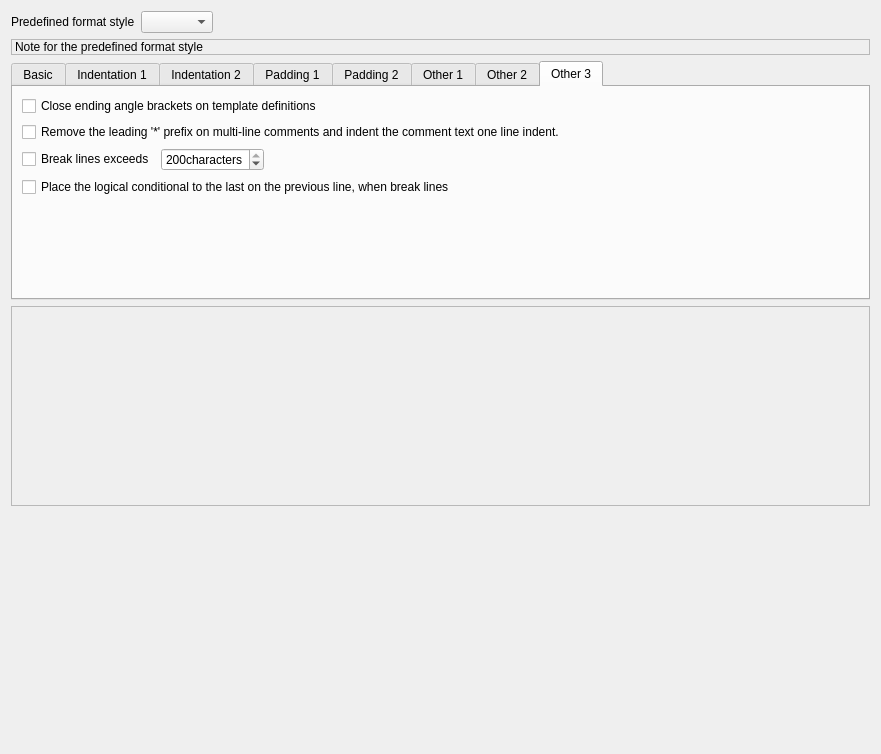
The window that RedPandaIDE/settingsdialog/formattergeneralwidget.ui (royqh1979/RedPanda-CPP) describes before a commit, drawn with Qt 5.
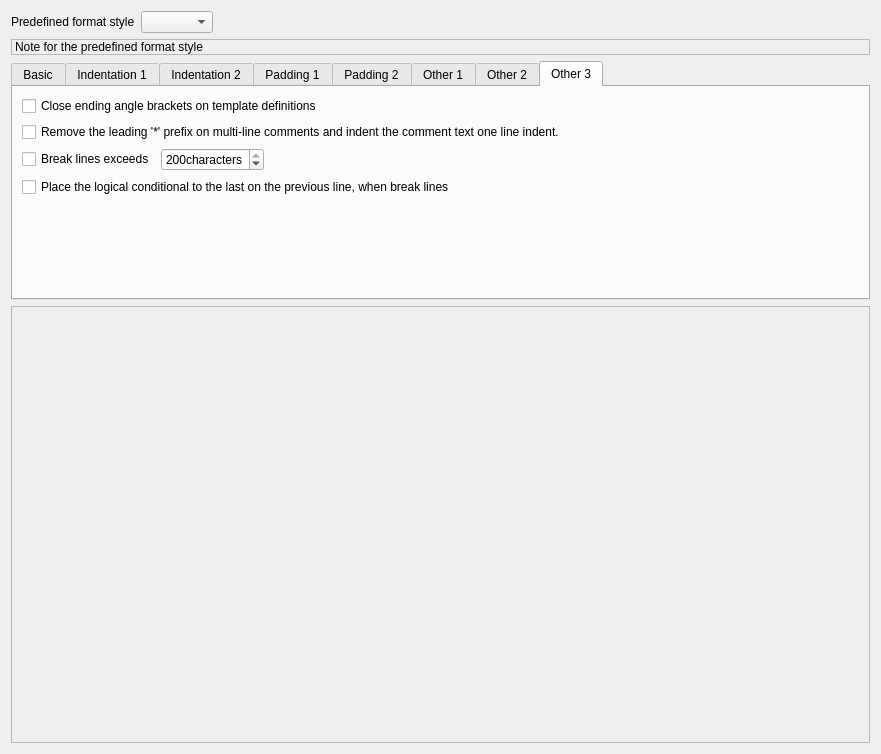
The same window after the commit. Custom widgets are drawn as their Qt base class.

```diff
--- a/RedPandaIDE/settingsdialog/formattergeneralwidget.ui
+++ b/RedPandaIDE/settingsdialog/formattergeneralwidget.ui
@@ -850,6 +850,12 @@
    </item>
    <item>
     <widget class="Editor" name="editDemo">
+     <property name="sizePolicy">
+      <sizepolicy hsizetype="Preferred" vsizetype="Expanding">
+       <horstretch>0</horstretch>
+       <verstretch>1</verstretch>
+      </sizepolicy>
+     </property>
      <property name="minimumSize">
       <size>
        <width>0</width>
@@ -864,22 +870,6 @@
      </property>
     </widget>
    </item>
-   <item>
-    <spacer name="verticalSpacer_4">
-     <property name="orientation">
-      <enum>Qt::Vertical</enum>
-     </property>
-     <property name="sizeType">
-      <enum>QSizePolicy::Expanding</enum>
-     </property>
-     <property name="sizeHint" stdset="0">
-      <size>
-       <width>20</width>
-       <height>40</height>
-      </size>
-     </property>
-    </spacer>
-   </item>
   </layout>
  </widget>
  <customwidgets>
```
Left out of the diff: 2 changed lines with no effect on the pictures.
